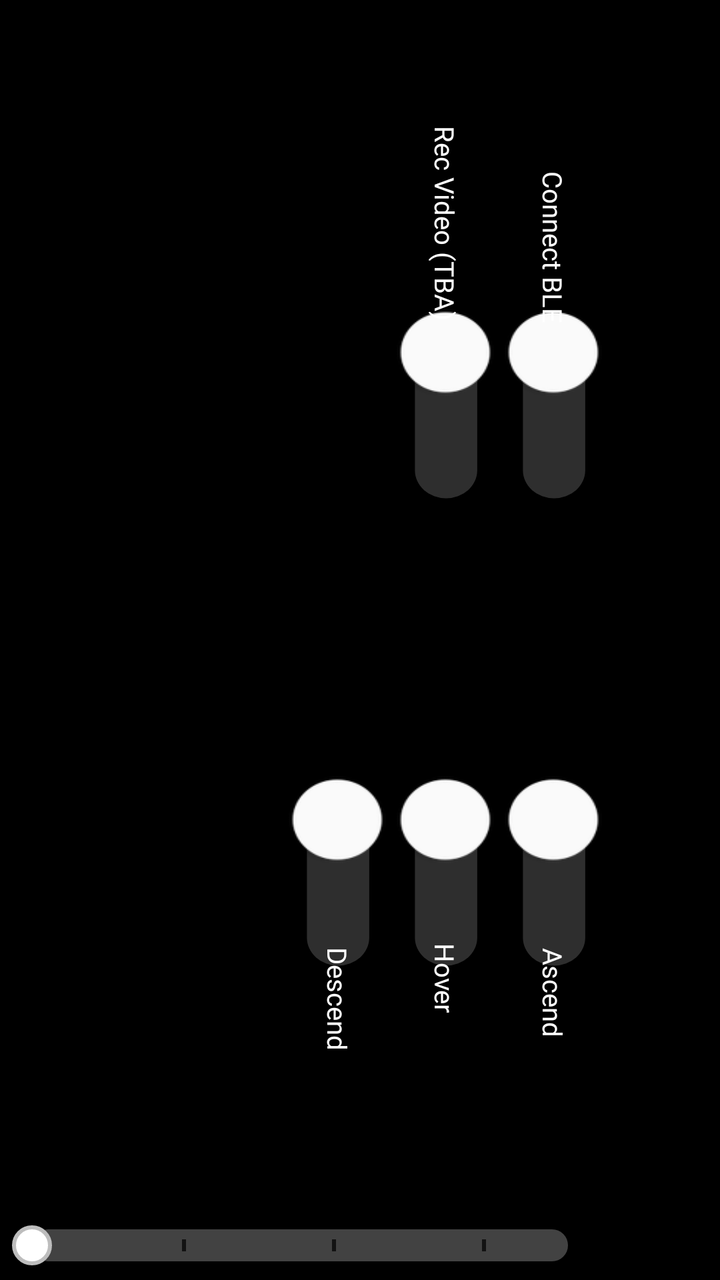
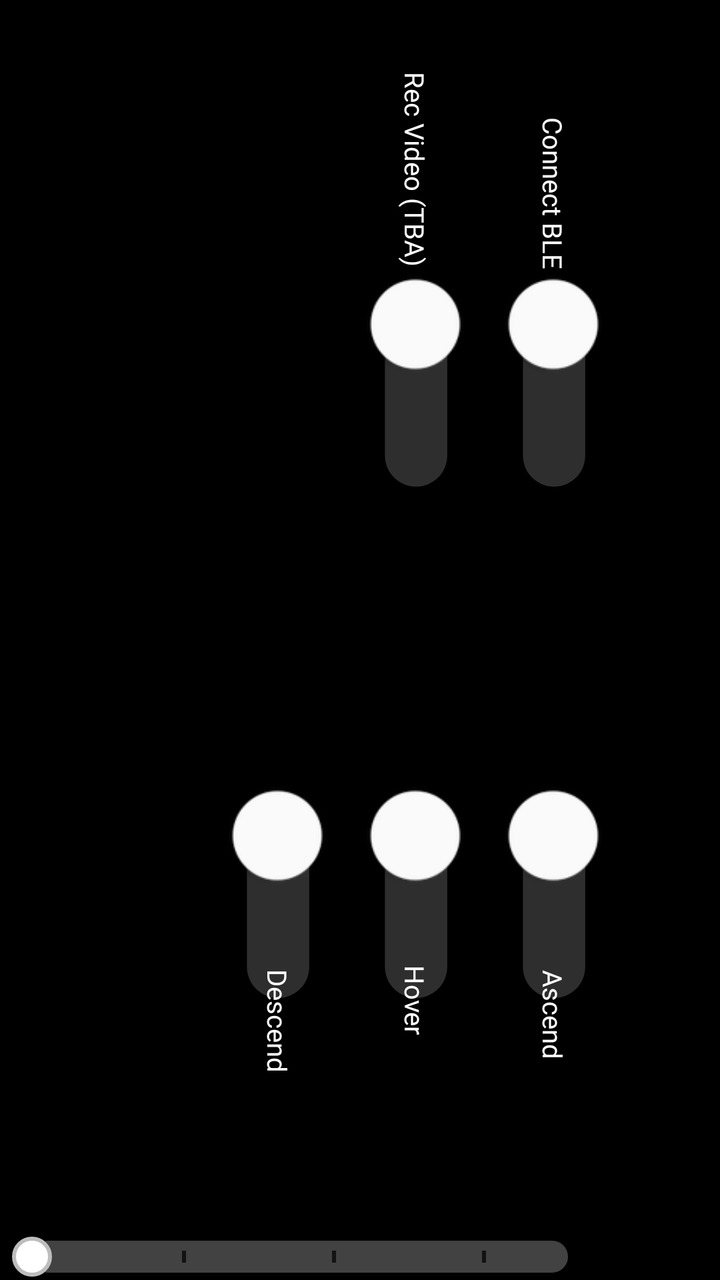

The first picture is an Android layout as it rendered before a commit; the second is the same layout after the commit. The layout source and the unified diff follow.
<!-- AndroidManifest.xml: application theme Theme.JohannUniversalController -->
<!-- res/layout/main_layout.xml -->
<?xml version="1.0" encoding="utf-8"?>
<androidx.drawerlayout.widget.DrawerLayout android:id="@+id/drawer_layout"
    android:layout_width="match_parent"
    android:layout_height="match_parent"
    xmlns:android="http://schemas.android.com/apk/res/android"
    android:fitsSystemWindows="true"
    android:background="@color/black"
    xmlns:app="http://schemas.android.com/apk/res-auto"
    >

    <androidx.constraintlayout.widget.ConstraintLayout
        android:layout_width="match_parent"
        android:layout_height="match_parent">

        <ImageView
            android:id="@+id/logo"
            android:layout_width="500px"
            android:layout_height="500px"
            android:rotation="90"
            android:src="@mipmap/ic_launcher"
            app:layout_constraintBottom_toBottomOf="parent"
            app:layout_constraintRight_toRightOf="parent"
            app:layout_constraintTop_toTopOf="parent">

        </ImageView>

        <Switch
            android:id="@+id/Ascend"
            android:layout_width="wrap_content"
            android:layout_height="wrap_content"
            android:layout_marginTop="20dp"
            android:gravity="center"
            android:rotation="90"
            android:thumbTint="#FFFFFF"
            android:thumbTintMode="multiply"
            android:trackTint="#B0B0B0"
            android:trackTintMode="src_in"
            android:scaleX="2"
            android:scaleY="2.225"
            android:textOff=""
            android:textOn=""
            app:layout_constraintLeft_toLeftOf="@id/logo"
            app:layout_constraintRight_toRightOf="@id/logo"
            app:layout_constraintTop_toBottomOf="@id/logo"
            app:showText="false"
            ></Switch>

        <Switch
            android:id="@+id/Hover"
            android:layout_width="wrap_content"
            android:layout_height="wrap_content"
            android:layout_marginTop="20dp"
            android:gravity="center"
            android:rotation="90"
            android:thumbTint="#FFFFFF"
            android:thumbTintMode="multiply"
            android:trackTint="#B0B0B0"
            android:trackTintMode="src_in"
            android:scaleX="2"
            android:scaleY="2.225"
            android:textOff=""
            android:textOn=""
            app:layout_constraintRight_toLeftOf="@id/Ascend"
            app:layout_constraintTop_toBottomOf="@id/logo"
            app:showText="false"
            ></Switch>

        <Switch
            android:id="@+id/Descend"
            android:layout_width="wrap_content"
            android:layout_height="wrap_content"
            android:layout_marginTop="20dp"
            android:gravity="center"
            android:rotation="90"
            android:thumbTint="#FFFFFF"
            android:thumbTintMode="multiply"
            android:trackTint="#B0B0B0"
            android:trackTintMode="src_in"
            android:scaleX="2"
            android:scaleY="2.225"
            android:textOff=""
            android:textOn=""
            app:layout_constraintRight_toLeftOf="@id/Hover"
            app:layout_constraintTop_toBottomOf="@id/logo"
            app:showText="false"
            >

        </Switch>

        <Switch
            android:id="@+id/ConnectBLE"
            android:layout_width="wrap_content"
            android:layout_height="wrap_content"
            android:layout_marginBottom="20dp"
            android:gravity="center"
            android:rotation="90"
            android:thumbTint="#FFFFFF"
            android:thumbTintMode="multiply"
            android:trackTint="#B0B0B0"
            android:trackTintMode="src_in"
            android:scaleX="2"
            android:scaleY="2.225"
            android:textOff=""
            android:textOn=""
            app:layout_constraintBottom_toTopOf="@id/logo"
            app:layout_constraintLeft_toLeftOf="@id/logo"
            app:layout_constraintRight_toRightOf="@id/logo"
            app:showText="false"
            ></Switch>

        <Switch
            android:id="@+id/RecVideo"
            android:layout_width="wrap_content"
            android:layout_height="wrap_content"
            android:layout_marginBottom="20dp"
            android:gravity="center"
            android:rotation="90"
            android:thumbTint="#FFFFFF"
            android:thumbTintMode="multiply"
            android:trackTint="#B0B0B0"
            android:trackTintMode="src_in"
            android:scaleX="2"
            android:scaleY="2.225"
            android:textOff=""
            android:textOn=""
            app:layout_constraintBottom_toTopOf="@id/logo"
            app:layout_constraintRight_toLeftOf="@id/ConnectBLE"
            app:showText="false"
            ></Switch>


        <SeekBar
            android:id="@+id/altitude"
            android:layout_width="900px"
            android:layout_height="wrap_content"
            android:layout_marginTop="155dp"
            android:progressDrawable="@drawable/custom_seekbar_track"

            android:splitTrack="false"

            android:thumb="@drawable/custom_seekbar_thumb"
            app:layout_constraintBottom_toBottomOf="parent"
            app:layout_constraintTop_toBottomOf="@id/Descend"
            app:layout_goneMarginBottom="10dp">

        </SeekBar>

        <TextView
            android:layout_width="wrap_content"
            android:layout_height="wrap_content"
            android:layout_marginTop="37dp"
            android:fontFamily="@font/poppins_regular"
            android:rotation="90"
            android:text="Ascend"
            android:textColor="@color/white"
            android:textSize="40px"
            app:layout_constraintLeft_toLeftOf="@id/Ascend"
            app:layout_constraintRight_toRightOf="@id/Ascend"
            app:layout_constraintTop_toBottomOf="@id/Ascend"


            ></TextView>

        <TextView
            android:layout_width="wrap_content"
            android:layout_height="wrap_content"
            android:layout_marginTop="30dp"
            android:fontFamily="@font/poppins_regular"
            android:rotation="90"
            android:text="Hover"
            android:textColor="@color/white"
            android:textSize="40px"
            app:layout_constraintLeft_toLeftOf="@id/Hover"
            app:layout_constraintRight_toRightOf="@id/Hover"
            app:layout_constraintTop_toBottomOf="@id/Hover"


            ></TextView>

        <TextView
            android:layout_width="wrap_content"
            android:layout_height="wrap_content"
            android:layout_marginTop="40dp"
            android:fontFamily="@font/poppins_regular"
            android:rotation="90"
            android:text="Descend"
            android:textColor="@color/white"
            android:textSize="40px"
            app:layout_constraintLeft_toLeftOf="@id/Descend"
            app:layout_constraintRight_toRightOf="@id/Descend"
            app:layout_constraintTop_toBottomOf="@id/Descend"


            ></TextView>

        <TextView
            android:layout_width="wrap_content"
            android:layout_height="wrap_content"
            android:layout_marginBottom="57dp"
            android:fontFamily="@font/poppins_regular"
            android:rotation="90"
            android:text="Connect BLE"
            android:textColor="@color/white"
            android:textSize="40px"
            app:layout_constraintBottom_toTopOf="@id/ConnectBLE"
            app:layout_constraintLeft_toLeftOf="@id/ConnectBLE"
            app:layout_constraintRight_toRightOf="@id/ConnectBLE"


            ></TextView>

        <TextView
            android:layout_width="wrap_content"
            android:layout_height="wrap_content"
            android:layout_marginBottom="69dp"
            android:fontFamily="@font/poppins_regular"
            android:rotation="90"
            android:text="Rec Video (TBA)"
            android:textColor="@color/white"
            android:textSize="40px"
            app:layout_constraintBottom_toTopOf="@id/RecVideo"
            app:layout_constraintLeft_toLeftOf="@id/RecVideo"
            app:layout_constraintRight_toRightOf="@id/RecVideo"


            ></TextView>

    </androidx.constraintlayout.widget.ConstraintLayout>


    </androidx.drawerlayout.widget.DrawerLayout>
<!-- resources referenced by this layout -->
<resources>
  <color name="black">#FF000000</color>
  <color name="white">#FFFFFFFF</color>
  <!-- drawable custom_seekbar_thumb (drawable) -->
  <?xml version="1.0" encoding="utf-8"?>
  <shape xmlns:android="http://schemas.android.com/apk/res/android"
      android:shape="oval"> <solid android:color="@color/seekbar_thumb_color" />
  
      <size
          android:width="20dp"
          android:height="20dp" />
  
      <stroke
          android:width="2dp"
          android:color="@color/seekbar_track_active" />
  </shape>
  <!-- drawable custom_seekbar_track (drawable) -->
  <?xml version="1.0" encoding="utf-8"?>
  <layer-list xmlns:android="http://schemas.android.com/apk/res/android">
  
      <item android:id="@android:id/background">
          <shape>
              <corners android:radius="10dp" />
              <solid android:color="@color/seekbar_track_inactive" />
              <size android:height="6dp" />
          </shape>
      </item>
  
      <item android:id="@android:id/progress">
          <clip>
              <shape>
                  <corners android:radius="10dp" />
                  <solid android:color="@color/seekbar_track_active" />
              </shape>
          </clip>
      </item>
  
      <item android:left="75dp" android:gravity="center_vertical|left">
          <shape>
              <solid android:color="#121212" /> <size android:width="2dp" android:height="6dp" /> </shape>
      </item>
  
      <item android:left="150dp" android:gravity="center_vertical|left">
          <shape>
              <solid android:color="#121212" />
              <size android:width="2dp" android:height="6dp" />
          </shape>
      </item>
  
      <item android:left="225dp" android:gravity="center_vertical|left">
          <shape>
              <solid android:color="#121212" />
              <size android:width="2dp" android:height="6dp" />
          </shape>
      </item>
  
  </layer-list>
  <!-- mipmap ic_launcher (mipmap-anydpi-v26) -->
  <?xml version="1.0" encoding="utf-8"?>
  <adaptive-icon xmlns:android="http://schemas.android.com/apk/res/android">
      <background android:drawable="@drawable/ic_launcher_background"/>
      <foreground android:drawable="@mipmap/ic_launcher_foreground"/>
  </adaptive-icon>
  <style name="Theme.JohannUniversalController" parent="android:Theme.Material.Light.NoActionBar" />
  <color name="seekbar_thumb_color">#FFFFFF</color>
  <color name="seekbar_track_active">#BDBDBD</color>
  <color name="seekbar_track_inactive">#424242</color>
  <!-- drawable ic_launcher_background: vector/xml drawable (drawable, 4866 chars, omitted) -->
</resources>

<!-- the commit's change to res/layout/main_layout.xml (unified diff, before → after) -->
@@ -28,14 +28,14 @@
             android:id="@+id/Ascend"
             android:layout_width="wrap_content"
             android:layout_height="wrap_content"
-            android:layout_marginTop="20dp"
-            android:gravity="center"
-            android:rotation="90"
-            android:thumbTint="#FFFFFF"
-            android:thumbTintMode="multiply"
-            android:trackTint="#B0B0B0"
-            android:trackTintMode="src_in"
-            android:scaleX="2"
+            android:layout_marginTop="31dp"
+            android:gravity="center"
+            android:rotation="90"
+            android:thumbTint="#FFFFFF"
+            android:thumbTintMode="multiply"
+            android:trackTint="#B0B0B0"
+            android:trackTintMode="src_in"
+            android:scaleX="2.225"
             android:scaleY="2.225"
             android:textOff=""
             android:textOn=""
@@ -49,40 +49,42 @@
             android:id="@+id/Hover"
             android:layout_width="wrap_content"
             android:layout_height="wrap_content"
-            android:layout_marginTop="20dp"
-            android:gravity="center"
-            android:rotation="90"
-            android:thumbTint="#FFFFFF"
-            android:thumbTintMode="multiply"
-            android:trackTint="#B0B0B0"
-            android:trackTintMode="src_in"
-            android:scaleX="2"
+            android:layout_marginTop="31dp"
+            android:gravity="center"
+            android:rotation="90"
+            android:thumbTint="#FFFFFF"
+            android:thumbTintMode="multiply"
+            android:trackTint="#B0B0B0"
+            android:trackTintMode="src_in"
+            android:scaleX="2.225"
             android:scaleY="2.225"
             android:textOff=""
             android:textOn=""
             app:layout_constraintRight_toLeftOf="@id/Ascend"
             app:layout_constraintTop_toBottomOf="@id/logo"
             app:showText="false"
+            android:layout_marginRight="15dp"
             ></Switch>
 
         <Switch
             android:id="@+id/Descend"
             android:layout_width="wrap_content"
             android:layout_height="wrap_content"
-            android:layout_marginTop="20dp"
-            android:gravity="center"
-            android:rotation="90"
-            android:thumbTint="#FFFFFF"
-            android:thumbTintMode="multiply"
-            android:trackTint="#B0B0B0"
-            android:trackTintMode="src_in"
-            android:scaleX="2"
+            android:layout_marginTop="31dp"
+            android:gravity="center"
+            android:rotation="90"
+            android:thumbTint="#FFFFFF"
+            android:thumbTintMode="multiply"
+            android:trackTint="#B0B0B0"
+            android:trackTintMode="src_in"
+            android:scaleX="2.225"
             android:scaleY="2.225"
             android:textOff=""
             android:textOn=""
             app:layout_constraintRight_toLeftOf="@id/Hover"
             app:layout_constraintTop_toBottomOf="@id/logo"
             app:showText="false"
+            android:layout_marginRight="15dp"
             >
 
         </Switch>
@@ -91,14 +93,14 @@
             android:id="@+id/ConnectBLE"
             android:layout_width="wrap_content"
             android:layout_height="wrap_content"
-            android:layout_marginBottom="20dp"
-            android:gravity="center"
-            android:rotation="90"
-            android:thumbTint="#FFFFFF"
-            android:thumbTintMode="multiply"
-            android:trackTint="#B0B0B0"
-            android:trackTintMode="src_in"
-            android:scaleX="2"
+            android:layout_marginBottom="31dp"
+            android:gravity="center"
+            android:rotation="90"
+            android:thumbTint="#FFFFFF"
+            android:thumbTintMode="multiply"
+            android:trackTint="#B0B0B0"
+            android:trackTintMode="src_in"
+            android:scaleX="2.225"
             android:scaleY="2.225"
             android:textOff=""
             android:textOn=""
@@ -112,17 +114,18 @@
             android:id="@+id/RecVideo"
             android:layout_width="wrap_content"
             android:layout_height="wrap_content"
-            android:layout_marginBottom="20dp"
-            android:gravity="center"
-            android:rotation="90"
-            android:thumbTint="#FFFFFF"
-            android:thumbTintMode="multiply"
-            android:trackTint="#B0B0B0"
-            android:trackTintMode="src_in"
-            android:scaleX="2"
-            android:scaleY="2.225"
-            android:textOff=""
-            android:textOn=""
+            android:layout_marginBottom="31dp"
+            android:gravity="center"
+            android:rotation="90"
+            android:thumbTint="#FFFFFF"
+            android:thumbTintMode="multiply"
+            android:trackTint="#B0B0B0"
+            android:trackTintMode="src_in"
+            android:scaleX="2.225"
+            android:scaleY="2.225"
+            android:textOff=""
+            android:textOn=""
+            android:layout_marginRight="15dp"
             app:layout_constraintBottom_toTopOf="@id/logo"
             app:layout_constraintRight_toLeftOf="@id/ConnectBLE"
             app:showText="false"
@@ -196,7 +199,7 @@
         <TextView
             android:layout_width="wrap_content"
             android:layout_height="wrap_content"
-            android:layout_marginBottom="57dp"
+            android:layout_marginBottom="73dp"
             android:fontFamily="@font/poppins_regular"
             android:rotation="90"
             android:text="Connect BLE"
@@ -212,7 +215,7 @@
         <TextView
             android:layout_width="wrap_content"
             android:layout_height="wrap_content"
-            android:layout_marginBottom="69dp"
+            android:layout_marginBottom="85dp"
             android:fontFamily="@font/poppins_regular"
             android:rotation="90"
             android:text="Rec Video (TBA)"
@@ -225,6 +228,8 @@
 
             ></TextView>
 
+
+
     </androidx.constraintlayout.widget.ConstraintLayout>
 
 
